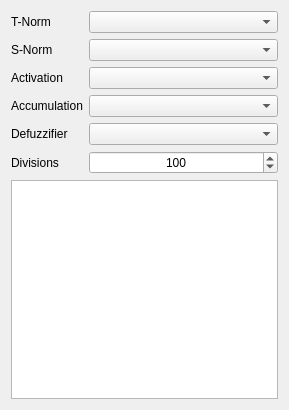
Qt form qtfuzzylite/ui/Configuration.ui (fuzzylite/fuzzylite) before a commit.
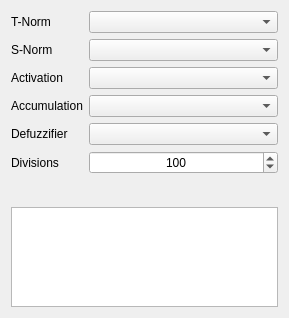
The same form after that commit.

```diff
--- a/qtfuzzylite/ui/Configuration.ui
+++ b/qtfuzzylite/ui/Configuration.ui
@@ -7,7 +7,7 @@
     <x>0</x>
     <y>0</y>
     <width>289</width>
-    <height>410</height>
+    <height>318</height>
    </rect>
   </property>
   <property name="sizePolicy">
@@ -155,6 +155,18 @@
    </item>
    <item>
     <widget class="QPlainTextEdit" name="ted_configuration">
+     <property name="sizePolicy">
+      <sizepolicy hsizetype="Expanding" vsizetype="Expanding">
+       <horstretch>0</horstretch>
+       <verstretch>0</verstretch>
+      </sizepolicy>
+     </property>
+     <property name="maximumSize">
+      <size>
+       <width>16777215</width>
+       <height>100</height>
+      </size>
+     </property>
      <property name="readOnly">
       <bool>true</bool>
      </property>
```
